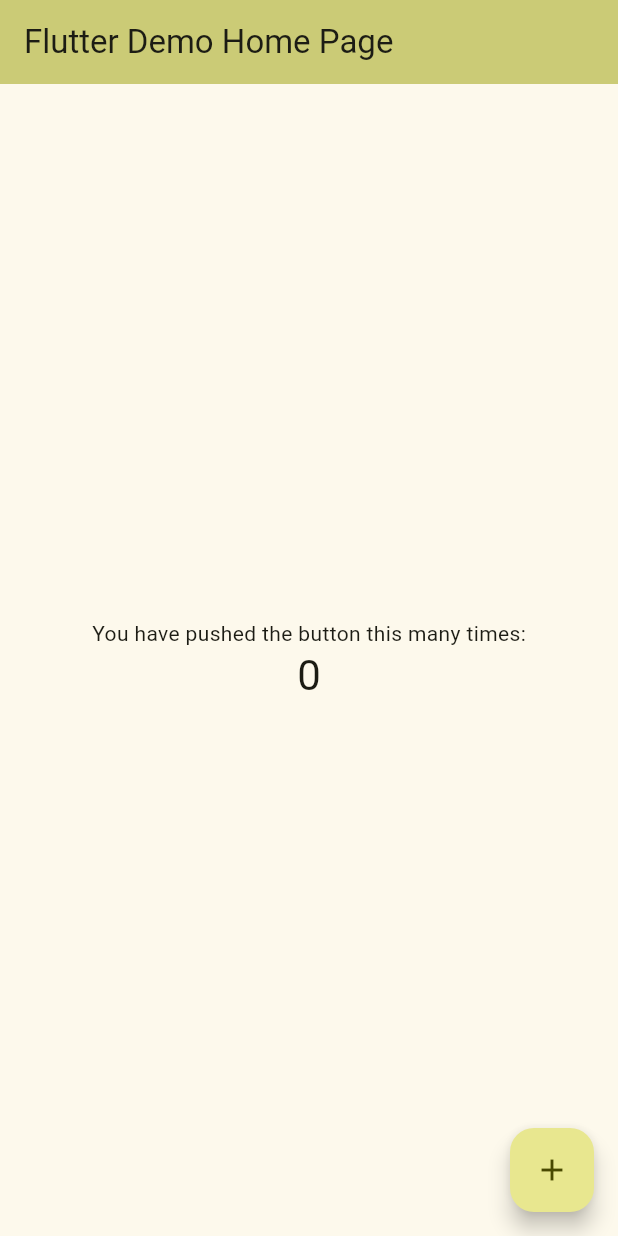
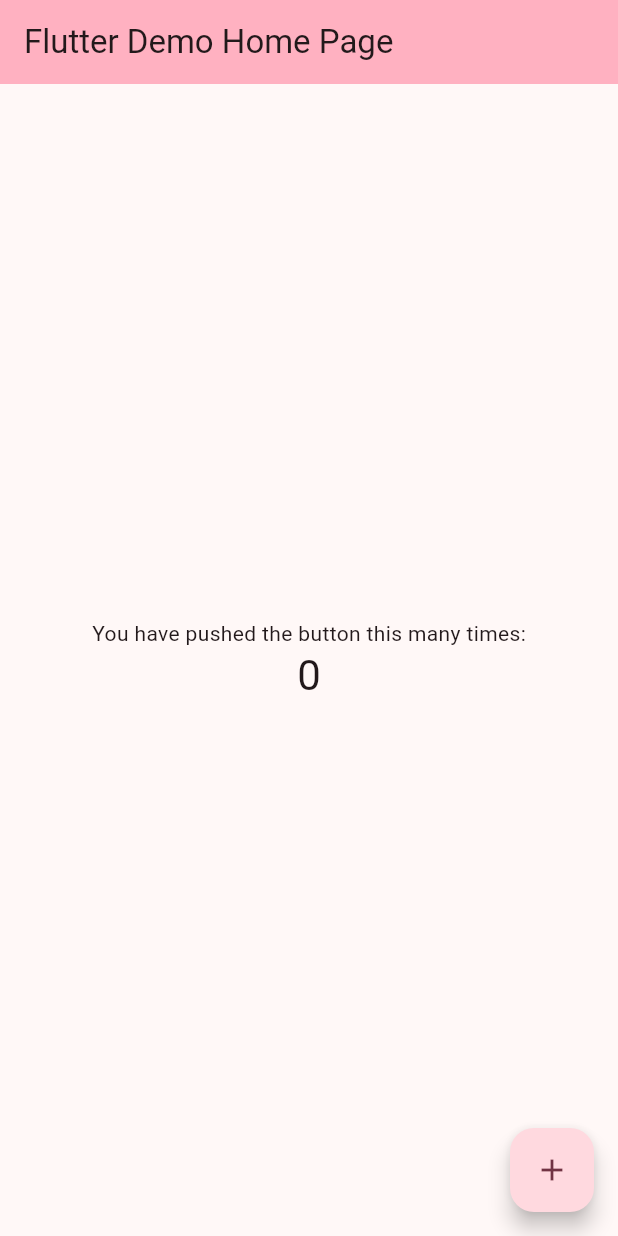
Before and after one commit to CodeCrypt05/Jenkins-Distribution, a Flutter app: the screen it shows after launch, on a phone screen of 412 x 824 dp. Run offline on Flutter 3.47's test engine with Material 3 defaults, Android fonts, the phone set to English and light mode, and no system bars.

Commit message:
color change to pink

```diff
--- a/lib/main.dart
+++ b/lib/main.dart
@@ -12,7 +12,7 @@ class MyApp extends StatelessWidget {
     return MaterialApp(
       title: 'Flutter Demo',
       theme: ThemeData(
-        colorScheme: ColorScheme.fromSeed(seedColor: Colors.yellowAccent),
+        colorScheme: ColorScheme.fromSeed(seedColor: Colors.pinkAccent),
         useMaterial3: true,
       ),
       home: const MyHomePage(title: 'Flutter Demo Home Page'),
```
